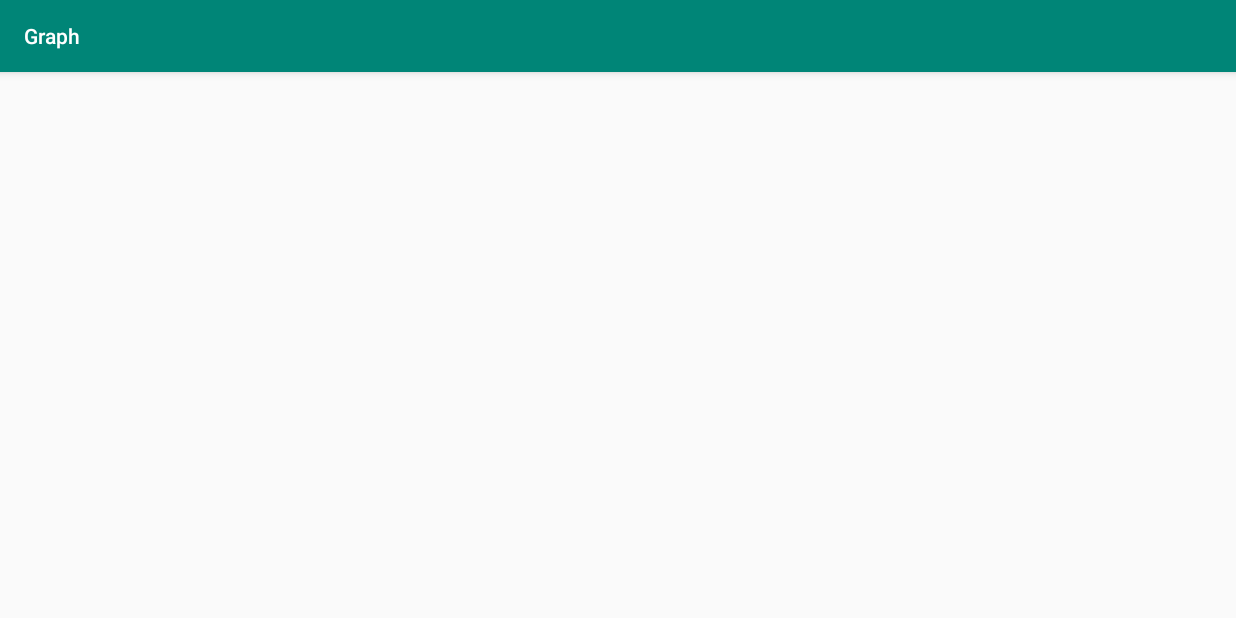
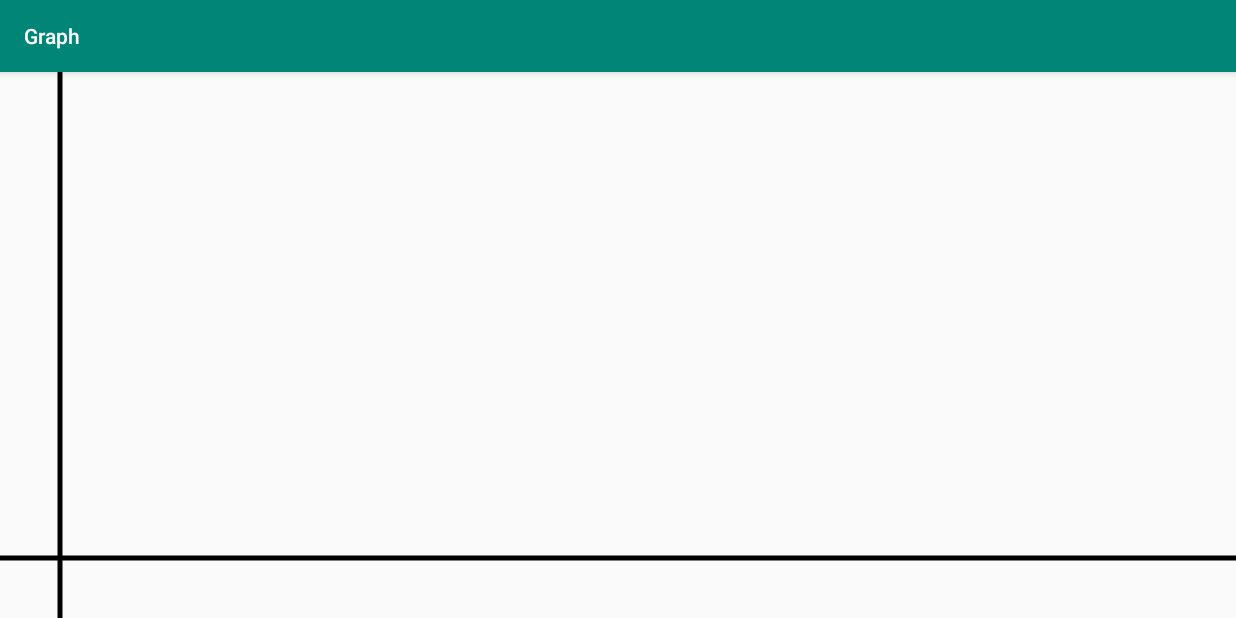
Before and after one commit to ShrirangPatil/My-Expense-Manager, an Android app: the GraphExpense screen opened directly, with no data from a screen before it, on a phone screen of 824 x 412 dp (held sideways). Run offline under Robolectric (Android 15) with nearby library versions, the phone set to English and light mode, and no system bars.

Commit message:
Modified delete and delete activity
- changed delete view according to new list view
- added axis to graph view

```diff
--- a/app/src/main/java/com/example/android/myexpensemanager/GraphExpense.java
+++ b/app/src/main/java/com/example/android/myexpensemanager/GraphExpense.java
@@ -5,6 +5,7 @@ import android.database.Cursor;
 import android.database.sqlite.SQLiteDatabase;
 import android.os.Bundle;
 import android.util.Log;
+import android.widget.LinearLayout;
 
 import androidx.appcompat.app.AppCompatActivity;
 
@@ -14,6 +15,12 @@ public class GraphExpense extends AppCompatActivity {
     protected void onCreate(Bundle savedInstanceState) {
         super.onCreate(savedInstanceState);
         setContentView(R.layout.activity_graph_expense);
+        LinearLayout linearLayout = findViewById(R.id.mxm_graph_view);
+        GraphView graphView = new GraphView(this);
+        linearLayout.addView(graphView);
+    }
+
+    private void getDataPoints() {
         Intent intent = getIntent();
         Bundle bundle = null;//intent.getExtras().getBundle("some_key");
 //        ArrayList<DataPoint> arrayListPoints = new ArrayList<>();
--- /dev/null
+++ b/app/src/main/java/com/example/android/myexpensemanager/GraphView.java
@@ -0,0 +1,64 @@
+package com.example.android.myexpensemanager;
+
+import android.app.Activity;
+import android.content.Context;
+import android.graphics.Canvas;
+import android.graphics.Color;
+import android.graphics.Paint;
+import android.graphics.Path;
+import android.graphics.Point;
+import android.util.DisplayMetrics;
+import android.view.View;
+
+public class GraphView extends View {
+    Paint mAxisPaint;
+    Path mXAxis, mYAxis;
+    private final int STROKE_WIDTH = 5;
+    private final int PADDING = 40;
+
+    private void  init(Context context) {
+        mAxisPaint = new Paint();
+        mAxisPaint.setAntiAlias(true);
+        mAxisPaint.setStyle(Paint.Style.STROKE);
+        mAxisPaint.setColor(Color.BLACK);
+        mAxisPaint.setStrokeWidth(STROKE_WIDTH);
+
+        DisplayMetrics displayMetrics = new DisplayMetrics();
+        ((Activity) context).getWindowManager().getDefaultDisplay().getMetrics(displayMetrics);
+        int width = displayMetrics.widthPixels;
+        int height = displayMetrics.heightPixels;
+
+        Point xAxisP1 = new Point((int) 0.0, (int) pxFromDp(context, PADDING));
+        Point xAxisP2 = new Point((int) width, (int) pxFromDp(context, PADDING));
+        mXAxis = new Path();
+        mXAxis.moveTo(xAxisP1.x, xAxisP1.y);
+        mXAxis.lineTo(xAxisP2.x, xAxisP2.y);
+        mXAxis.close();
+
+        Point yAxisP1 = new Point((int) pxFromDp(context, PADDING), 0);
+        Point yAxisP2 = new Point((int) pxFromDp(context, PADDING), height);
+        mYAxis = new Path();
+        mYAxis.moveTo(yAxisP1.x, yAxisP1.y);
+        mYAxis.lineTo(yAxisP2.x, yAxisP2.y);
+        mYAxis.close();
+    }
+
+    public GraphView(Context context) {
+        super(context);
+        init(context);
+    }
+
+    @Override
+    protected void onDraw(Canvas canvas) {
+        canvas.translate(0,canvas.getHeight());     // reset where 0,0 is located
+        canvas.scale(1,-1);                     // invert
+        super.onDraw(canvas);
+
+        canvas.drawPath(mXAxis, mAxisPaint);
+        canvas.drawPath(mYAxis, mAxisPaint);
+    }
+
+    private static float pxFromDp(final Context context, final float dp) {
+        return dp * context.getResources().getDisplayMetrics().density;
+    }
+}
--- a/app/src/main/res/layout/activity_graph_expense.xml
+++ b/app/src/main/res/layout/activity_graph_expense.xml
@@ -5,5 +5,6 @@
     android:layout_width="match_parent"
     android:layout_height="match_parent"
     android:orientation="vertical"
+    android:id="@+id/mxm_graph_view"
     tools:context=".GraphExpense">
 </LinearLayout>
--- a/app/src/main/res/xml/round_button.xml
+++ b/app/src/main/res/xml/round_button.xml
@@ -7,8 +7,7 @@
         android:startColor="#0078a5"
         android:endColor="#CCFFFF"
         android:gradientRadius="250"
-        android:type="radial"
-        />
+        android:type="radial" />
     <padding android:left="30dp" android:top="30dp"
         android:right="30dp" android:bottom="30dp" />
 </shape>
```
Also changed, not shown: app/src/main/java/com/example/android/myexpensemanager/DeleteExpense.java (+1 -9 lines), app/src/main/res/layout/activity_delete_expense.xml (+0 -20 lines).
